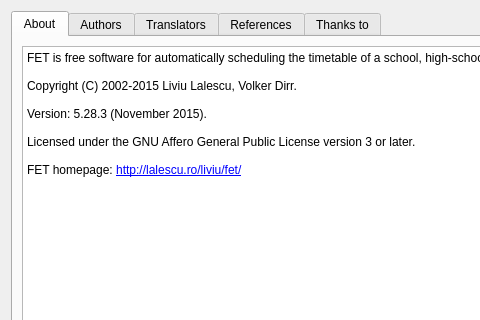
Qt form src/interface/helpaboutform_template.ui (karandit/fet) before a commit; both pictures show x 0 to 480 and y 0 to 320 of the 690 by 430 pixel window.
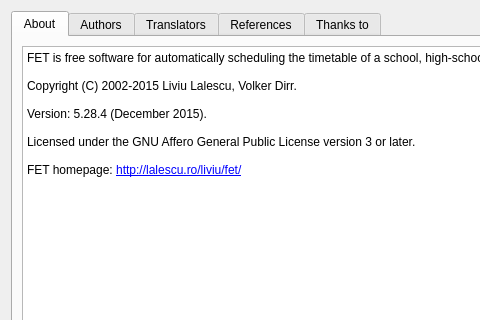
The same form after that commit.

The edit to the form file:
```diff
--- a/src/interface/helpaboutform_template.ui
+++ b/src/interface/helpaboutform_template.ui
@@ -48,12 +48,12 @@
           <string>&lt;!DOCTYPE HTML PUBLIC &quot;-//W3C//DTD HTML 4.0//EN&quot; &quot;http://www.w3.org/TR/REC-html40/strict.dtd&quot;&gt;
 &lt;html&gt;&lt;head&gt;&lt;meta name=&quot;qrichtext&quot; content=&quot;1&quot; /&gt;&lt;style type=&quot;text/css&quot;&gt;
 p, li { white-space: pre-wrap; }
-&lt;/style&gt;&lt;/head&gt;&lt;body style=&quot; font-family:'Sans'; font-size:10pt; font-weight:400; font-style:normal;&quot;&gt;
+&lt;/style&gt;&lt;/head&gt;&lt;body style=&quot; font-family:'Sans'; font-size:12pt; font-weight:400; font-style:normal;&quot;&gt;
 &lt;p style=&quot; margin-top:0px; margin-bottom:0px; margin-left:0px; margin-right:0px; -qt-block-indent:0; text-indent:0px;&quot;&gt;&lt;span style=&quot; font-family:'Sans Serif'; font-size:9pt;&quot;&gt;FET is free software for automatically scheduling the timetable of a school, high-school or university.&lt;/span&gt;&lt;/p&gt;
 &lt;p style=&quot;-qt-paragraph-type:empty; margin-top:0px; margin-bottom:0px; margin-left:0px; margin-right:0px; -qt-block-indent:0; text-indent:0px; font-family:'Sans Serif'; font-size:9pt;&quot;&gt;&lt;br /&gt;&lt;/p&gt;
 &lt;p style=&quot; margin-top:0px; margin-bottom:0px; margin-left:0px; margin-right:0px; -qt-block-indent:0; text-indent:0px;&quot;&gt;&lt;span style=&quot; font-family:'Sans Serif'; font-size:9pt;&quot;&gt;Copyright (C) 2002-2015 Liviu Lalescu, Volker Dirr.&lt;/span&gt;&lt;/p&gt;
 &lt;p style=&quot;-qt-paragraph-type:empty; margin-top:0px; margin-bottom:0px; margin-left:0px; margin-right:0px; -qt-block-indent:0; text-indent:0px; font-family:'Sans Serif'; font-size:9pt;&quot;&gt;&lt;br /&gt;&lt;/p&gt;
-&lt;p style=&quot; margin-top:0px; margin-bottom:0px; margin-left:0px; margin-right:0px; -qt-block-indent:0; text-indent:0px;&quot;&gt;&lt;span style=&quot; font-family:'Sans Serif'; font-size:9pt;&quot;&gt;Version: 5.28.3 (November 2015).&lt;/span&gt;&lt;/p&gt;
+&lt;p style=&quot; margin-top:0px; margin-bottom:0px; margin-left:0px; margin-right:0px; -qt-block-indent:0; text-indent:0px;&quot;&gt;&lt;span style=&quot; font-family:'Sans Serif'; font-size:9pt;&quot;&gt;Version: 5.28.4 (December 2015).&lt;/span&gt;&lt;/p&gt;
 &lt;p style=&quot;-qt-paragraph-type:empty; margin-top:0px; margin-bottom:0px; margin-left:0px; margin-right:0px; -qt-block-indent:0; text-indent:0px; font-family:'Sans Serif'; font-size:9pt;&quot;&gt;&lt;br /&gt;&lt;/p&gt;
 &lt;p style=&quot; margin-top:0px; margin-bottom:0px; margin-left:0px; margin-right:0px; -qt-block-indent:0; text-indent:0px;&quot;&gt;&lt;span style=&quot; font-family:'Sans Serif'; font-size:9pt;&quot;&gt;Licensed under the GNU Affero General Public License version 3 or later.&lt;/span&gt;&lt;/p&gt;
 &lt;p style=&quot;-qt-paragraph-type:empty; margin-top:0px; margin-bottom:0px; margin-left:0px; margin-right:0px; -qt-block-indent:0; text-indent:0px; font-family:'Sans Serif'; font-size:9pt;&quot;&gt;&lt;br /&gt;&lt;/p&gt;
```
Left out of the diff: 10 changed lines with no effect on the pictures.
